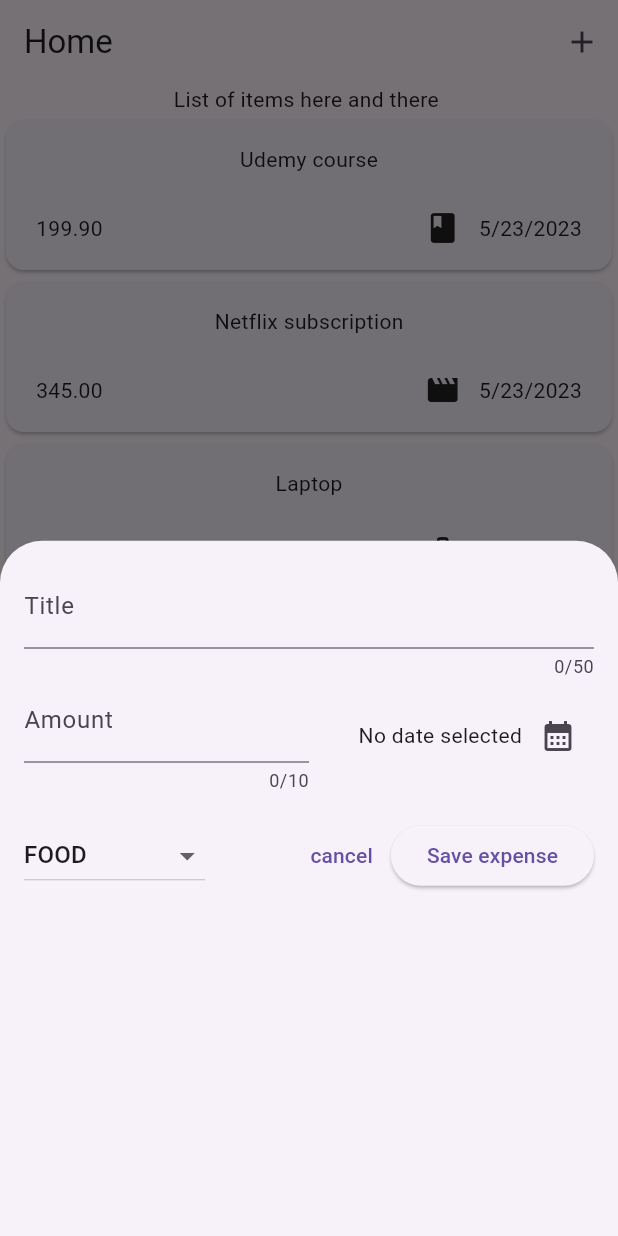
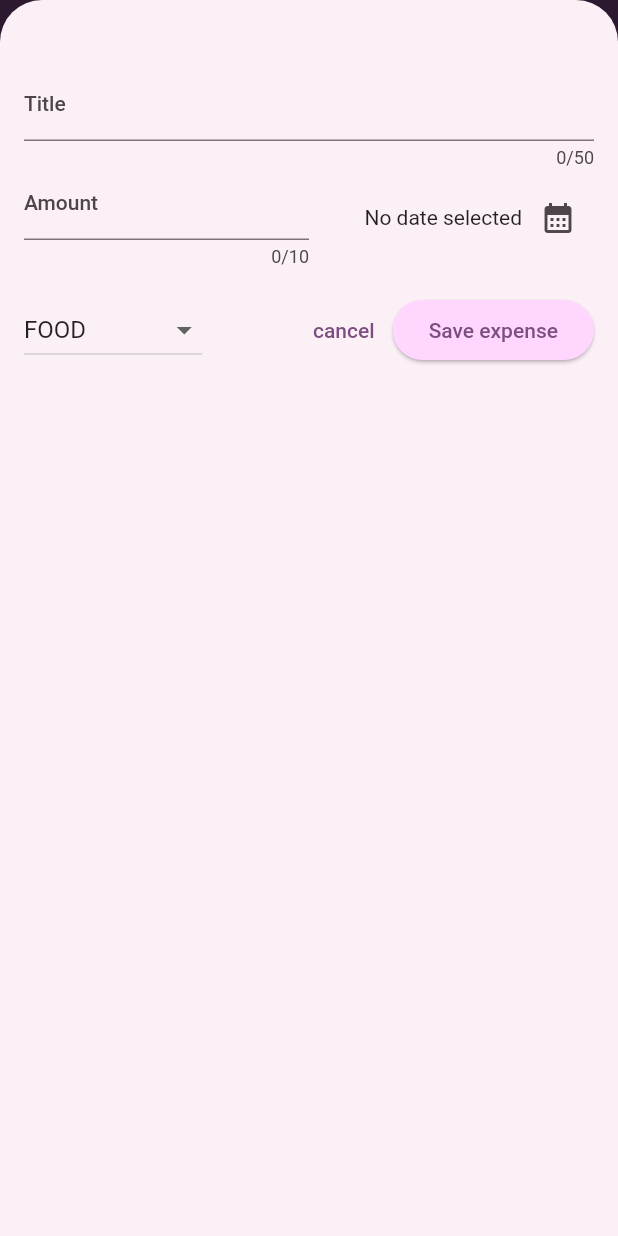
Before and after one commit to immortalAbdul01/Flutter_Projects, a Flutter app: the screen it shows after launch, after a tap on the "add" icon, on a phone screen of 412 x 824 dp. Run offline on Flutter 3.47's test engine with Material 2 defaults, Android fonts, the phone set to English and light mode, and no system bars; our stand-ins replace google_fonts.

Commit message:
done with expense tracker

```diff
--- a/expense_tracker/lib/expense.dart
+++ b/expense_tracker/lib/expense.dart
@@ -36,13 +36,50 @@ class _Expenses extends State<Expenses> {
         category: Category.food)
   ];
 
+  void _addExpense(Purchase purchase) {
+    setState(() {
+      registerList.add(purchase);
+    });
+  }
+
+  void _removeExpense(Purchase purchase) {
+    final indexOfExpense = registerList.indexOf(purchase);
+    setState(() {
+      registerList.remove(purchase);
+    });
+    ScaffoldMessenger.of(context).clearSnackBars();
+    ScaffoldMessenger.of(context).showSnackBar(SnackBar(
+      content: const Text('deleted the expense'),
+      duration: const Duration(seconds: 5),
+      action: SnackBarAction(
+          label: 'undo',
+          onPressed: () {
+            setState(() {
+              registerList.insert(indexOfExpense, purchase);
+            });
+          }),
+    ));
+  }
+
   void showOverlay() {
     showModalBottomSheet(
-        context: context, builder: ((context) => const NewExpense()));
+        isScrollControlled: true,
+        context: context,
+        builder: ((context) => NewExpense(
+              onAddExpense: _addExpense,
+            )));
   }
 
   @override
   Widget build(BuildContext context) {
+    Widget mainContent = const Center(child: Text('Nothing is here'));
+    if (registerList.isNotEmpty) {
+      mainContent = ExpenseList(
+        listOfExpenses: registerList,
+        onRemoveExpense: _removeExpense,
+      );
+    }
+
     return (Scaffold(
       appBar: AppBar(
         title: const Text('Home'),
@@ -52,8 +89,17 @@ class _Expenses extends State<Expenses> {
       ),
       body: Column(
         children: [
-          const Text('List of items here and there '),
-          Expanded(child: ExpenseList(listOfExpenses: registerList))
+          const SizedBox(
+            height: 10,
+          ),
+          Text(
+            'List of items here and there ',
+            style: Theme.of(context).textTheme.titleLarge,
+          ),
+          const SizedBox(
+            height: 20,
+          ),
+          Expanded(child: mainContent)
         ],
       ),
     ));
--- a/expense_tracker/lib/expenses_list.dart
+++ b/expense_tracker/lib/expenses_list.dart
@@ -3,14 +3,26 @@ import 'package:expense_tracker/widgets/expense_item.dart';
 import 'package:flutter/material.dart';
 
 class ExpenseList extends StatelessWidget {
-  const ExpenseList({super.key, required this.listOfExpenses});
+  const ExpenseList(
+      {super.key, required this.listOfExpenses, required this.onRemoveExpense});
+
+  final void Function(Purchase purchase) onRemoveExpense;
 
   final List<Purchase> listOfExpenses;
   @override
   Widget build(BuildContext context) {
     return (ListView.builder(
       itemCount: listOfExpenses.length,
-      itemBuilder: (ctx, idx) => ExpenseItem(listOfExpenses[idx]),
+      itemBuilder: (ctx, idx) => Dismissible(
+          background: Container(
+              color: Theme.of(context).colorScheme.error.withOpacity(0.50),
+              margin: EdgeInsets.symmetric(
+                  horizontal: Theme.of(context).cardTheme.margin!.horizontal)),
+          key: ValueKey(listOfExpenses[idx]),
+          onDismissed: (direction) {
+            onRemoveExpense(listOfExpenses[idx]);
+          },
+          child: ExpenseItem(listOfExpenses[idx])),
     ));
   }
 }
--- a/expense_tracker/lib/main.dart
+++ b/expense_tracker/lib/main.dart
@@ -1,9 +1,42 @@
 import 'package:expense_tracker/expense.dart';
 import 'package:flutter/material.dart';
 
+var KcolorScheme =
+    ColorScheme.fromSeed(seedColor: const Color.fromARGB(255, 66, 3, 77));
+var KDarkcolorScheme =
+    ColorScheme.fromSeed(seedColor: const Color.fromARGB(255, 5, 99, 125));
 void main() {
-  runApp(MaterialApp(
-    theme: ThemeData(useMaterial3: true),
-    home: const Expenses(),
-  ));
+  runApp(
+    MaterialApp(
+      darkTheme: ThemeData.dark().copyWith(
+          useMaterial3: true,
+          colorScheme: KDarkcolorScheme,
+          cardTheme: const CardTheme().copyWith(
+              color: KDarkcolorScheme.secondaryContainer,
+              margin: const EdgeInsets.symmetric(horizontal: 16, vertical: 8)),
+          elevatedButtonTheme: ElevatedButtonThemeData(
+              style: ElevatedButton.styleFrom(
+                  backgroundColor: KDarkcolorScheme.primaryContainer,
+                  foregroundColor: KDarkcolorScheme.onPrimaryContainer))),
+      theme: ThemeData().copyWith(
+          useMaterial3: true,
+          colorScheme: KcolorScheme,
+          appBarTheme: const AppBarTheme().copyWith(
+              backgroundColor: KcolorScheme.onPrimaryContainer,
+              foregroundColor: KcolorScheme.primaryContainer),
+          cardTheme: const CardTheme().copyWith(
+              color: KcolorScheme.secondaryContainer,
+              margin: const EdgeInsets.symmetric(horizontal: 16, vertical: 8)),
+          elevatedButtonTheme: ElevatedButtonThemeData(
+              style: ElevatedButton.styleFrom(
+            backgroundColor: KcolorScheme.primaryContainer,
+          )),
+          textTheme: ThemeData().textTheme.copyWith(
+              titleLarge: TextStyle(
+                  fontWeight: FontWeight.bold,
+                  fontSize: 19,
+                  color: KcolorScheme.onSecondaryContainer))),
+      home: const Expenses(),
+    ),
+  );
 }
--- a/expense_tracker/lib/widgets/expense_item.dart
+++ b/expense_tracker/lib/widgets/expense_item.dart
@@ -11,14 +11,24 @@ class ExpenseItem extends StatelessWidget {
       child: Padding(
         padding: const EdgeInsets.symmetric(horizontal: 20, vertical: 16),
         child: Column(
+          crossAxisAlignment: CrossAxisAlignment.start,
           children: [
-            Text(expens.title),
+            Text(
+              expens.title,
+              style: Theme.of(context).textTheme.titleLarge,
+            ),
             const SizedBox(
               height: 24,
             ),
             Row(
               children: [
-                Text(expens.amount.toStringAsFixed(2)),
+                Text(
+                  ' ${expens.amount.toStringAsFixed(2)} \Rs',
+                  style: Theme.of(context)
+                      .textTheme
+                      .titleLarge!
+                      .copyWith(fontSize: 16),
+                ),
                 const Spacer(),
                 Row(
                   children: [
```
Also changed, not shown: expense_tracker/lib/widgets/new_expense.dart (+39 -4 lines).
